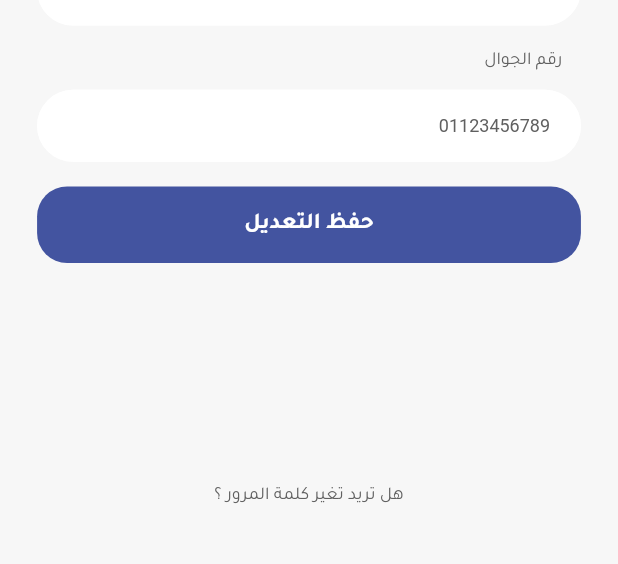
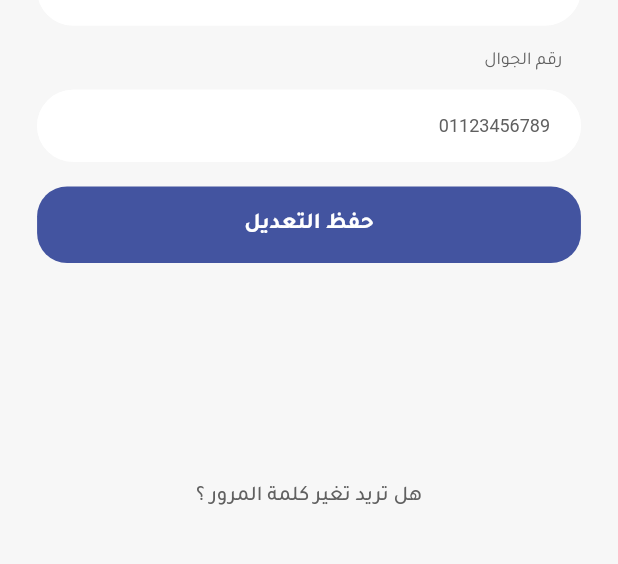
Before and after one commit to manalhatem/tawlla, a Flutter app: the EditProfile screen opened directly, on a phone screen of 412 x 824 dp, the part 503-1067 px from its top. Run offline on Flutter 3.47's test engine with Material 2 defaults, Android fonts, the phone set to English and light mode, and no system bars; our stand-ins replace awesome_dialog, bloc, flutter_bloc, flutter_holo_date_picker, flutter_rating_bar, percent_indicator and 2 more.

Commit message:
Edit profile

```diff
--- a/lib/screens/edite_profile/views/edit_profile_view.dart
+++ b/lib/screens/edite_profile/views/edit_profile_view.dart
@@ -89,7 +89,8 @@ class EditProfile extends StatelessWidget {
                       return const EditPassword();
                     }));
                   },
-                  child: Center(child: CustomText(text: 'هل تريد تغير كلمة المرور ؟', color: AppColor.textColor,size: 12,))),
+                  child: Center(child: CustomText(text: 'هل تريد تغير كلمة المرور ؟', color: AppColor.textColor,size: 14,fontFam: FontWeight.w500,))),
+              SizedBox(height: height(context)*.02,),
 
             ],
           ),
```
